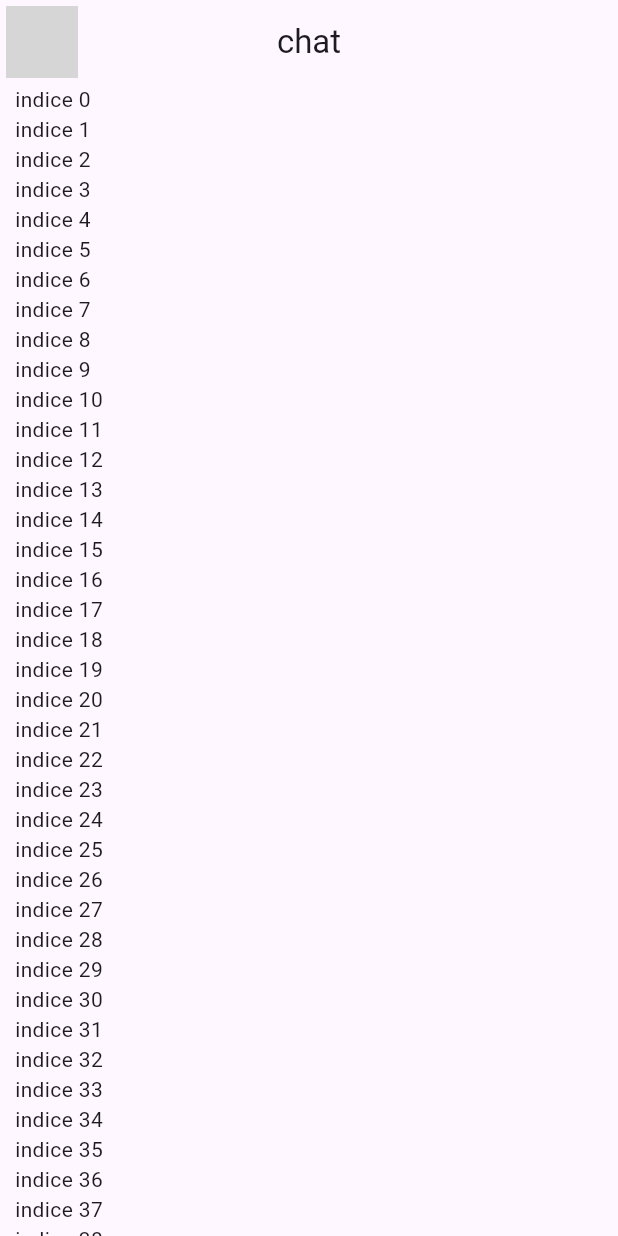
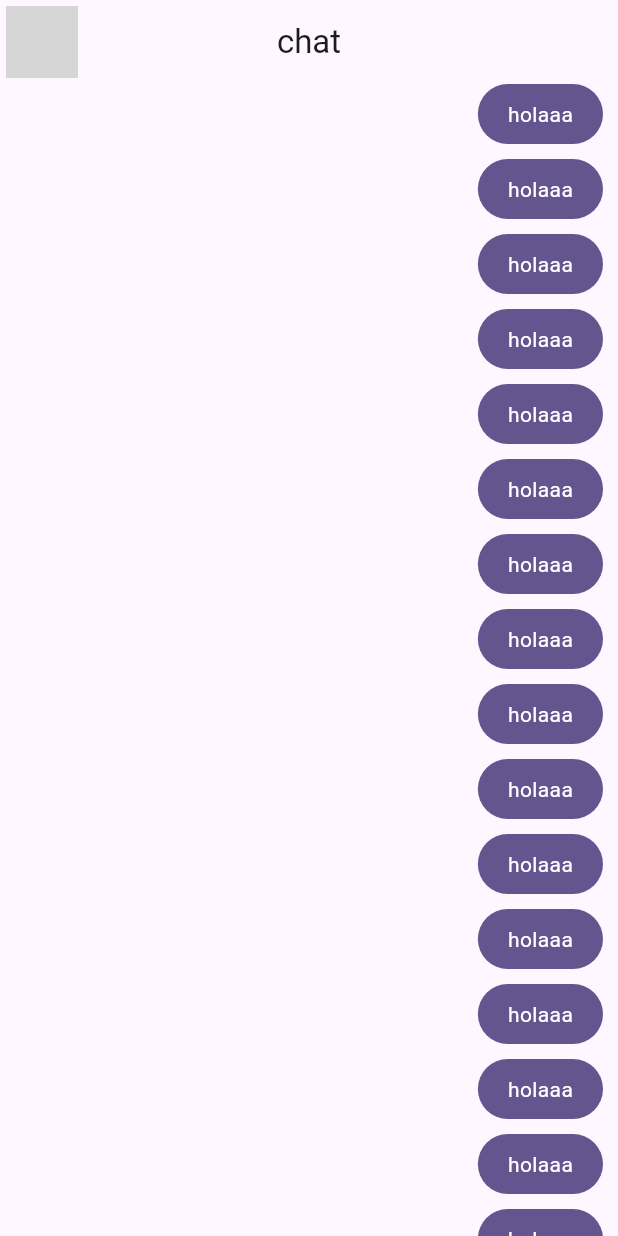
Before and after one commit to jovannyCG/message_app, a Flutter app: the screen it shows after launch, on a phone screen of 412 x 824 dp. Run offline on Flutter 3.47's test engine with Material 2 defaults, Android fonts, the phone set to English and light mode, and no system bars; network calls fail; grey boxes are pictures that could not be loaded.

Commit message:
burbuja de chat terminada

```diff
--- a/lib/Presentation/chat/chat_sceen.dart
+++ b/lib/Presentation/screens/chat/chat_sceen.dart
@@ -1,4 +1,5 @@
 import 'package:flutter/material.dart';
+import 'package:message_app/Presentation/widgets/chat/my_message.dart';
 
 class ChatScreen extends StatelessWidget {
   const ChatScreen({super.key});
@@ -32,7 +33,7 @@ class _ChatView extends StatelessWidget {
           children: [
             Expanded(child: ListView.builder(
               itemCount: 100,
-              itemBuilder: (BuildContext context, int index) {   return Text('indice $index');},
+              itemBuilder: (BuildContext context, int index) {   return const MyMessage();},
 
             )),
 
--- /dev/null
+++ b/lib/Presentation/widgets/chat/my_message.dart
@@ -0,0 +1,27 @@
+import 'package:flutter/material.dart';
+
+class MyMessage extends StatelessWidget {
+  const MyMessage({super.key});
+
+  @override
+  Widget build(BuildContext context) {
+    final colors = Theme.of(context).colorScheme;
+    return Column(
+      crossAxisAlignment: CrossAxisAlignment.end,
+children: [
+  Container(
+    decoration:  BoxDecoration(
+      borderRadius: BorderRadius.circular(20),
+      //shape: BoxShape.circle,
+      color: colors.primary
+    ),
+    child: const Padding(
+      padding: EdgeInsets.symmetric(horizontal: 20, vertical: 10),
+      child: Text('holaaa', style: TextStyle(color: Colors.white),),
+    )
+  ),
+  const SizedBox(height: 10,)
+],
+    );
+  }
+}
--- a/lib/main.dart
+++ b/lib/main.dart
@@ -1,5 +1,5 @@
 import 'package:flutter/material.dart';
-import 'package:message_app/Presentation/chat/chat_sceen.dart';
+import 'package:message_app/Presentation/screens/chat/chat_sceen.dart';
 import 'package:message_app/config/theme/app_theme.dart';
 
 void main() => runApp(const MyApp());
```
